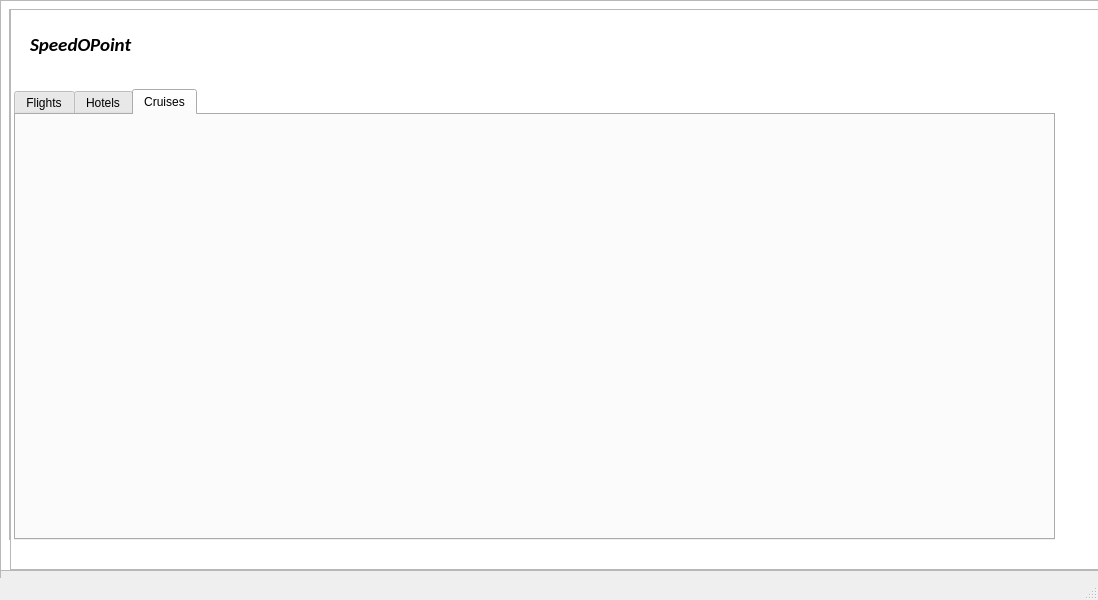
Qt form SpeedoPoint/mainwindow.ui (AliEissa2077/speedopoint) before a commit.
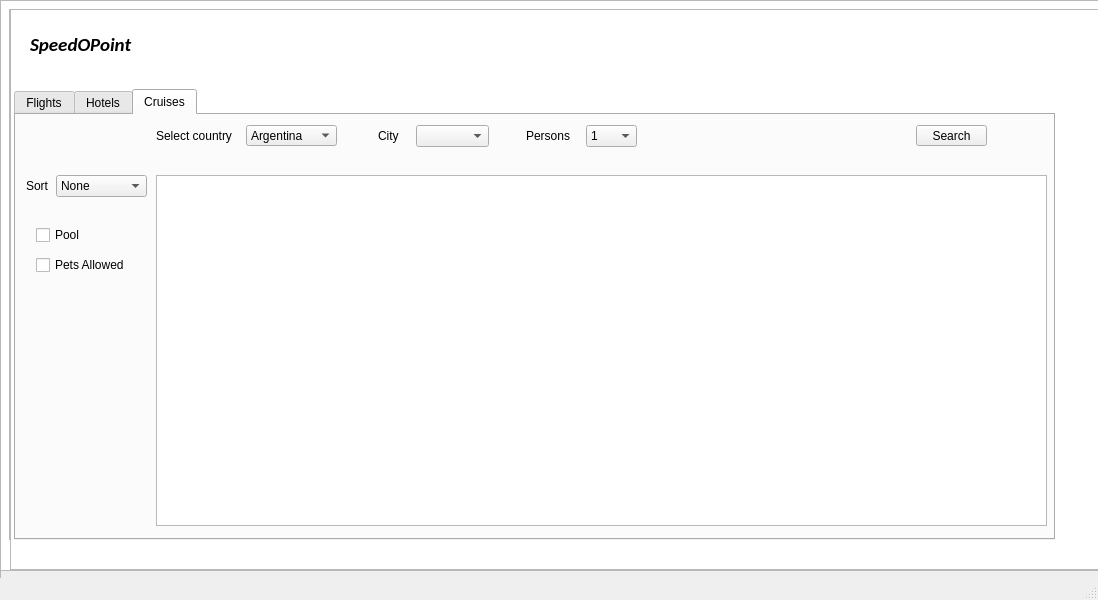
The same form after that commit. The open tabs and pages were chosen to show the change.

The edit to the form file:
```diff
--- a/SpeedoPoint/mainwindow.ui
+++ b/SpeedoPoint/mainwindow.ui
@@ -987,6 +987,292 @@
       <attribute name="title">
        <string>Cruises</string>
       </attribute>
+      <widget class="QComboBox" name="CruiseCitySelect">
+       <property name="geometry">
+        <rect>
+         <x>400</x>
+         <y>10</y>
+         <width>73</width>
+         <height>22</height>
+        </rect>
+       </property>
+      </widget>
+      <widget class="QComboBox" name="CruisePersonsNum">
+       <property name="geometry">
+        <rect>
+         <x>570</x>
+         <y>10</y>
+         <width>51</width>
+         <height>22</height>
+        </rect>
+       </property>
+       <item>
+        <property name="text">
+         <string>1</string>
+        </property>
+       </item>
+       <item>
+        <property name="text">
+         <string>2</string>
+        </property>
+       </item>
+       <item>
+        <property name="text">
+         <string>3</string>
+        </property>
+       </item>
+       <item>
+        <property name="text">
+         <string>4</string>
+        </property>
+       </item>
+       <item>
+        <property name="text">
+         <string>5</string>
+        </property>
+       </item>
+       <item>
+        <property name="text">
+         <string>6</string>
+        </property>
+       </item>
+      </widget>
+      <widget class="QPushButton" name="SearchCruise">
+       <property name="geometry">
+        <rect>
+         <x>900</x>
+         <y>10</y>
+         <width>71</width>
+         <height>21</height>
+        </rect>
+       </property>
+       <property name="text">
+        <string>Search</string>
+       </property>
+      </widget>
+      <widget class="QListWidget" name="CruiseListings">
+       <property name="geometry">
+        <rect>
+         <x>140</x>
+         <y>60</y>
+         <width>891</width>
+         <height>351</height>
+        </rect>
+       </property>
+      </widget>
+      <widget class="QLabel" name="label_10">
+       <property name="geometry">
+        <rect>
+         <x>510</x>
+         <y>10</y>
+         <width>55</width>
+         <height>21</height>
+        </rect>
+       </property>
+       <property name="text">
+        <string>Persons</string>
+       </property>
+      </widget>
+      <widget class="QCheckBox" name="pool_2">
+       <property name="geometry">
+        <rect>
+         <x>20</x>
+         <y>110</y>
+         <width>81</width>
+         <height>20</height>
+        </rect>
+       </property>
+       <property name="text">
+        <string>Pool</string>
+       </property>
+      </widget>
+      <widget class="QComboBox" name="CruiseCountry">
+       <property name="geometry">
+        <rect>
+         <x>230</x>
+         <y>10</y>
+         <width>91</width>
+         <height>21</height>
+        </rect>
+       </property>
+       <item>
+        <property name="text">
+         <string>Argentina</string>
+        </property>
+       </item>
+       <item>
+        <property name="text">
+         <string>Austria</string>
+        </property>
+       </item>
+       <item>
+        <property name="text">
+         <string>Bahamas</string>
+        </property>
+       </item>
+       <item>
+        <property name="text">
+         <string>Bahrain</string>
+        </property>
+       </item>
+       <item>
+        <property name="text">
+         <string>Belgium</string>
+        </property>
+       </item>
+       <item>
+        <property name="text">
+         <string>Bolivia</string>
+        </property>
+       </item>
+       <item>
+        <property name="text">
+         <string>Brazil</string>
+        </property>
+       </item>
+       <item>
+        <property name="text">
+         <string>Canada</string>
+        </property>
+       </item>
+       <item>
+        <property name="text">
+         <string>Chile</string>
+        </property>
+       </item>
+       <item>
+        <property name="text">
+         <string>Costa Rica</string>
+        </property>
+       </item>
+       <item>
+        <property name="text">
+         <string>Egypt</string>
+        </property>
+       </item>
+       <item>
+        <property name="text">
+         <string>Estonia</string>
+        </property>
+       </item>
+       <item>
+        <property name="text">
+         <string>Finland</string>
+        </property>
+       </item>
+       <item>
+        <property name="text">
+         <string>France</string>
+        </property>
+       </item>
+       <item>
+        <property name="text">
+         <string>Germany </string>
+        </property>
+       </item>
+       <item>
+        <property name="text">
+         <string>Greece</string>
+        </property>
+       </item>
+       <item>
+        <property name="text">
+         <string>Italy</string>
+        </property>
+       </item>
+       <item>
+        <property name="text">
+         <string>Japan</string>
+        </property>
+       </item>
+       <item>
+        <property name="text">
+         <string>Niger</string>
+        </property>
+       </item>
+       <item>
+        <property name="text">
+         <string>Palestine</string>
+        </property>
+       </item>
+      </widget>
+      <widget class="QComboBox" name="CruiseSort">
+       <property name="geometry">
+        <rect>
+         <x>40</x>
+         <y>60</y>
+         <width>91</width>
+         <height>22</height>
+        </rect>
+       </property>
+       <item>
+        <property name="text">
+         <string>None</string>
+        </property>
+       </item>
+       <item>
+        <property name="text">
+         <string>Price</string>
+        </property>
+       </item>
+       <item>
+        <property name="text">
+         <string>Rating</string>
+        </property>
+       </item>
+      </widget>
+      <widget class="QCheckBox" name="pets_2">
+       <property name="geometry">
+        <rect>
+         <x>20</x>
+         <y>140</y>
+         <width>101</width>
+         <height>20</height>
+        </rect>
+       </property>
+       <property name="text">
+        <string>Pets Allowed</string>
+       </property>
+      </widget>
+      <widget class="QLabel" name="label_12">
+       <property name="geometry">
+        <rect>
+         <x>140</x>
+         <y>10</y>
+         <width>91</width>
+         <height>21</height>
+        </rect>
+       </property>
+       <property name="text">
+        <string>Select country</string>
+       </property>
+      </widget>
+      <widget class="QLabel" name="label_11">
+       <property name="geometry">
+        <rect>
+         <x>10</x>
+         <y>60</y>
+         <width>41</width>
+         <height>21</height>
+        </rect>
+       </property>
+       <property name="text">
+        <string>Sort</string>
+       </property>
+      </widget>
+      <widget class="QLabel" name="label_9">
+       <property name="geometry">
+        <rect>
+         <x>362</x>
+         <y>10</y>
+         <width>31</width>
+         <height>21</height>
+        </rect>
+       </property>
+       <property name="text">
+        <string>City</string>
+       </property>
+      </widget>
      </widget>
     </widget>
    </widget>
```
Left out of the diff: 31 changed lines with no effect on the pictures.
